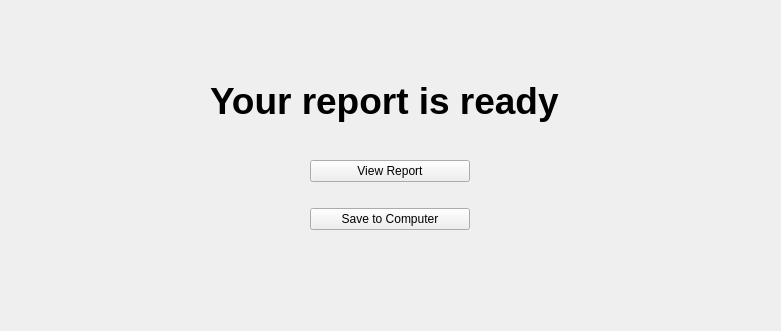
This is gui/report_download_widget.ui in JRNalakava/FRED_PyQT5 as Qt 5 draws it before an edit. The edited form follows.
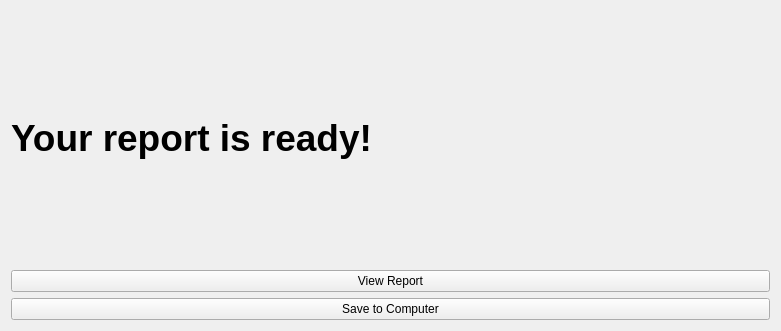
This is the edited form.

```diff
--- a/gui/report_download_widget.ui
+++ b/gui/report_download_widget.ui
@@ -13,15 +13,9 @@
   <property name="windowTitle">
    <string>Form</string>
   </property>
+  <layout class="QGridLayout" name="gridLayout">
+   <item row="0" column="0">
   <widget class="QLabel" name="label">
-   <property name="geometry">
-    <rect>
-     <x>210</x>
-     <y>70</y>
-     <width>381</width>
-     <height>61</height>
-    </rect>
-   </property>
    <property name="font">
     <font>
      <pointsize>28</pointsize>
@@ -30,18 +24,11 @@
     </font>
    </property>
    <property name="text">
-    <string>Your report is ready</string>
-   </property>
-  </widget>
-  <widget class="QWidget" name="verticalLayoutWidget">
-   <property name="geometry">
-    <rect>
-     <x>310</x>
-     <y>140</y>
-     <width>160</width>
-     <height>111</height>
-    </rect>
-   </property>
+      <string>Your report is ready!</string>
+     </property>
+    </widget>
+   </item>
+   <item row="1" column="0">
    <layout class="QVBoxLayout" name="verticalLayout">
     <item>
      <widget class="QPushButton" name="open_btn">
@@ -58,7 +45,8 @@
      </widget>
     </item>
    </layout>
-  </widget>
+   </item>
+  </layout>
  </widget>
  <resources/>
  <connections/>
```
Lines whose indentation alone changed are shown as unchanged.
